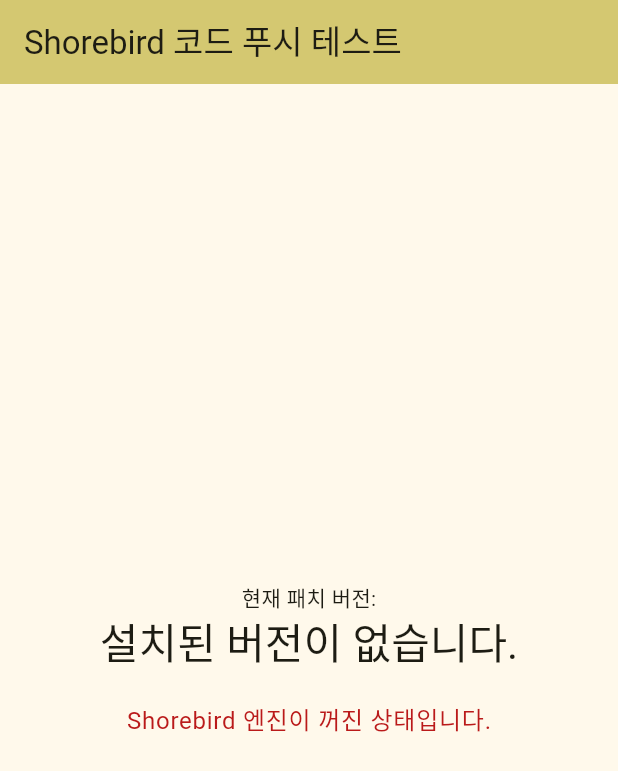
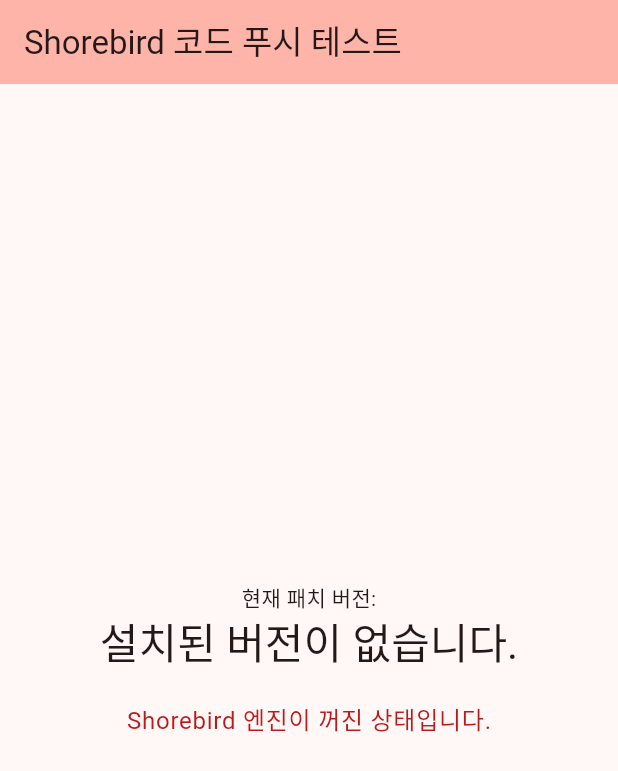
Before and after one commit to hyunjung2e/shorebird_code_push, a Flutter app: the screen it shows after launch, on a phone screen of 412 x 824 dp. Shown: the top 771 px of the screen. Run offline on Flutter 3.47's test engine with Material 3 defaults, Android fonts, the phone set to English and light mode, and no system bars; missing offline and left inert: fimber, restart_app, shorebird_code_push.

Commit message:
수정: :zap: 앱바 색상변경

```diff
--- a/lib/main.dart
+++ b/lib/main.dart
@@ -17,7 +17,7 @@ class MyApp extends StatelessWidget {
   Widget build(BuildContext context) {
     return MaterialApp(
       title: 'Shorebird',
-      theme: ThemeData(colorScheme: ColorScheme.fromSeed(seedColor: Colors.yellow), useMaterial3: true),
+      theme: ThemeData(colorScheme: ColorScheme.fromSeed(seedColor: Colors.red), useMaterial3: true),
       home: const MyHomePage(title: 'Shorebird 코드 푸시 테스트'),
     );
   }
```
